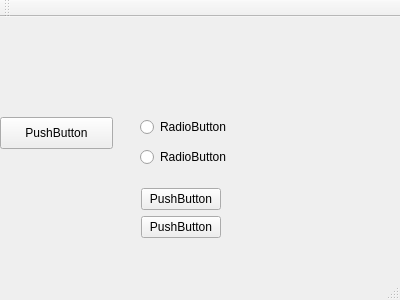
First picture: the form in ntiss.ui, repository ezreal-org/XcodeGo, before the edit.
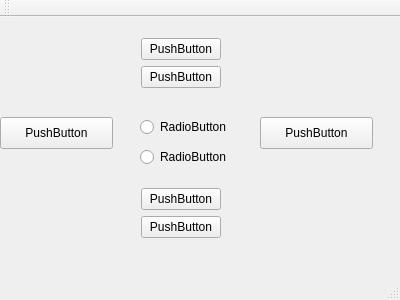
Second picture: the form after the edit.

Patch:
```diff
--- a/ntiss.ui
+++ b/ntiss.ui
@@ -98,7 +98,7 @@
      <bool>false</bool>
     </property>
    </widget>
-   <widget class="QWidget" name="">
+   <widget class="QWidget" name="layoutWidget">
     <property name="geometry">
      <rect>
       <x>130</x>
@@ -124,6 +124,45 @@
      </item>
     </layout>
    </widget>
+   <widget class="QPushButton" name="pushButton_2">
+    <property name="geometry">
+     <rect>
+      <x>260</x>
+      <y>100</y>
+      <width>113</width>
+      <height>32</height>
+     </rect>
+    </property>
+    <property name="text">
+     <string>PushButton</string>
+    </property>
+   </widget>
+   <widget class="QWidget" name="layoutWidget_2">
+    <property name="geometry">
+     <rect>
+      <x>130</x>
+      <y>10</y>
+      <width>111</width>
+      <height>90</height>
+     </rect>
+    </property>
+    <layout class="QFormLayout" name="formLayout_2">
+     <item row="1" column="0">
+      <widget class="QPushButton" name="pushButton_7">
+       <property name="text">
+        <string>PushButton</string>
+       </property>
+      </widget>
+     </item>
+     <item row="2" column="0">
+      <widget class="QPushButton" name="pushButton_8">
+       <property name="text">
+        <string>PushButton</string>
+       </property>
+      </widget>
+     </item>
+    </layout>
+   </widget>
   </widget>
   <widget class="QToolBar" name="mainToolBar">
    <attribute name="toolBarArea">
```
